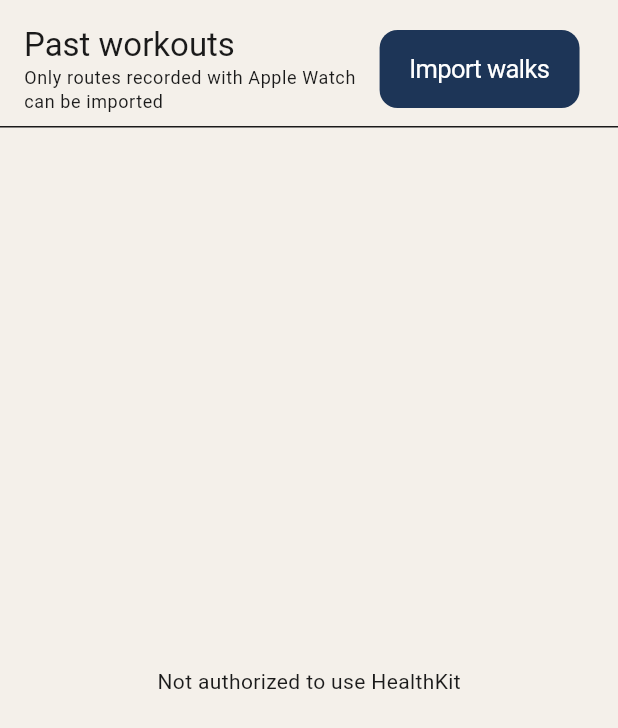
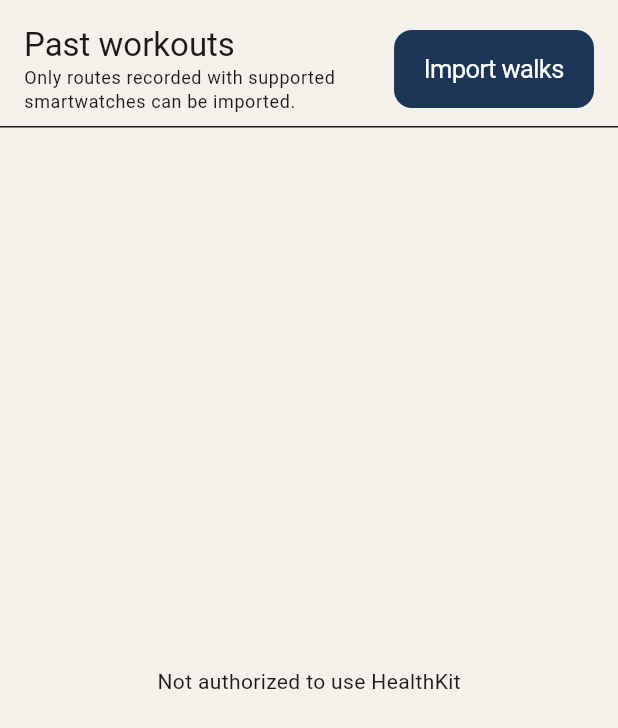
Before and after one commit to lucas-goldner/giro, a Flutter app: the ImporterDialog widget shown alone on an empty page, opened directly, on a phone screen of 412 x 824 dp. Shown: the top 728 px of the screen. Run offline on Flutter 3.47's test engine with Material 3 defaults, Android fonts, the phone set to English and light mode, and no system bars; our stand-ins replace equatable, flutter_bloc, flutter_slidable; missing offline and left inert: duration, map_launcher, mmkv, objective_c, platform_maps_flutter; project files that could hold a hidden picture were left out.

Commit message:
chore: Do what apple wants...

```diff
--- a/lib/map/screen/importer_dialog.dart
+++ b/lib/map/screen/importer_dialog.dart
@@ -93,7 +93,7 @@ class _ImporterDialogState extends State<ImporterDialog> {
                           ),
                         ),
                         Text(
-                          'Only routes recorded with Apple Watch\ncan be imported',
+                          'Only routes recorded with supported smartwatches can be imported.',
                           style: context.textTheme.bodySmall?.copyWith(
                             color: context.colorScheme.onSurface,
                           ),
--- a/pubspec.yaml
+++ b/pubspec.yaml
@@ -1,7 +1,7 @@
 name: giro
 description: "Exploring map app"
 publish_to: "none"
-version: 1.0.2
+version: 1.0.3
 
 environment:
   sdk: ^3.5.3
```
Also changed, not shown: 1 other file.
